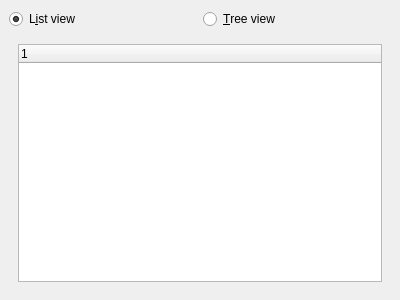
This is src/components/repositoryfiles/repositoryfiles.ui in feelx88/git-qui as Qt 5 draws it before an edit. The edited form follows.
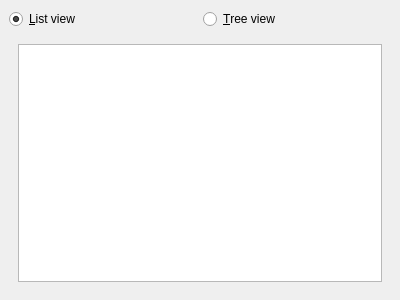
This is the edited form. The open tabs and pages were chosen to show the change.

Commit message: Made tree view working.

Patch:
```diff
--- a/src/components/repositoryfiles/repositoryfiles.ui
+++ b/src/components/repositoryfiles/repositoryfiles.ui
@@ -23,7 +23,7 @@
       <item>
        <widget class="QRadioButton" name="radioButton">
         <property name="text">
-         <string>L&amp;ist view</string>
+         <string>&amp;List view</string>
         </property>
         <property name="checked">
          <bool>true</bool>
@@ -59,6 +59,12 @@
        <layout class="QVBoxLayout" name="verticalLayout_3">
         <item>
          <widget class="QTreeWidget" name="treeWidget">
+          <property name="contextMenuPolicy">
+           <enum>Qt::ActionsContextMenu</enum>
+          </property>
+          <attribute name="headerVisible">
+           <bool>false</bool>
+          </attribute>
           <column>
            <property name="text">
             <string notr="true">1</string>
```
The commit also changes 1 other file.
